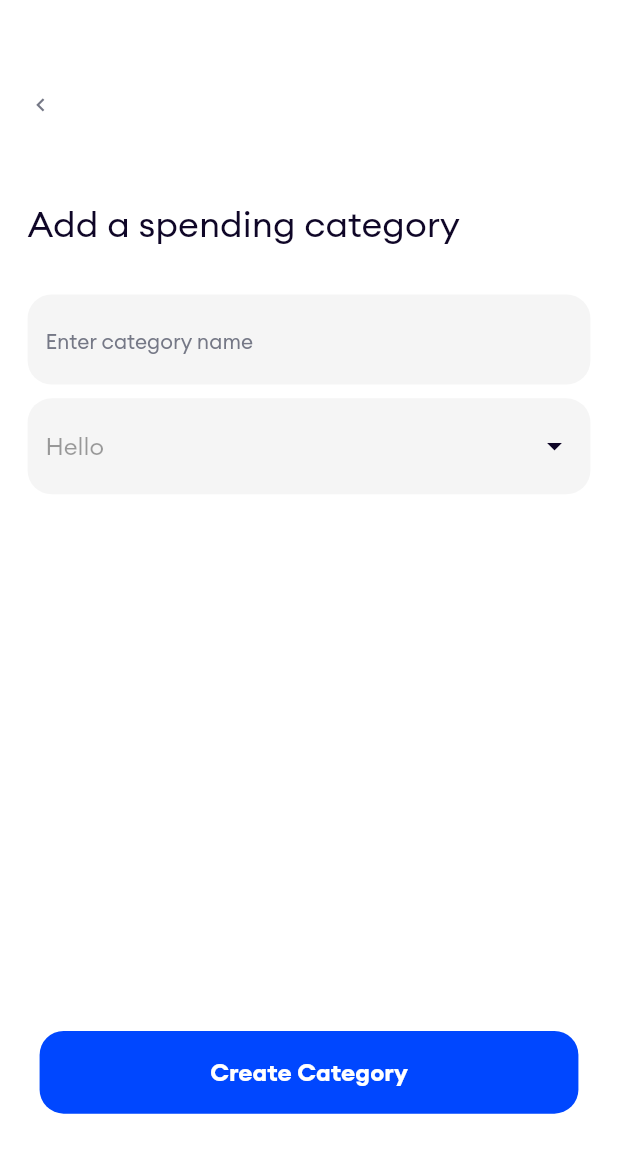
After one commit to Yczar/Xafe, a Flutter app: the CategoriesScreen screen opened directly, after a tap on the "add" icon, on a phone screen of 412 x 824 dp. The commit adds this screen. Shown: the top 1153 px of the screen. Run offline on Flutter 3.47's test engine with Material 2 defaults, Android fonts, the phone set to English and light mode, and no system bars; our stand-ins replace firebase_core, flutter_svg, stacked; accounts and stored records are empty; network calls fail; project files that could hold a hidden picture were left out.

Commit message:
Created the add spending category UI

```diff
--- /dev/null
+++ b/lib/app/categories/presentation/screens/add_spending_category_screen.dart
@@ -0,0 +1,74 @@
+import 'package:flutter/material.dart';
+import 'package:xafe/src/res/components/buttons/src/xafe_button.dart';
+import 'package:xafe/src/res/res.dart';
+import 'package:xafe/src/utils/navigation/navigation.dart';
+import 'package:xafe/src/utils/scaler/scaler.dart';
+
+class AddSpendingCategoryScreen extends StatefulWidget {
+  @override
+  _AddSpendingCategoryScreenState createState() =>
+      _AddSpendingCategoryScreenState();
+}
+
+class _AddSpendingCategoryScreenState extends State<AddSpendingCategoryScreen> {
+  @override
+  Widget build(BuildContext context) {
+    return Scaffold(
+      resizeToAvoidBottomInset: true,
+      body: Padding(
+        padding: context.insetsSymetric(
+          horizontal: 20.0,
+        ),
+        child: Column(
+          crossAxisAlignment: CrossAxisAlignment.start,
+          children: [
+            const YMargin(66.45),
+            InkWell(
+              onTap: (){
+                popView(context);
+              },
+              child: Icon(
+                Icons.chevron_left,
+                color: kColorBlackish,
+                size: context.scaleY(19),
+              ),
+            ),
+            const YMargin(60.45),
+            const Text(
+              '‍Add a spending category',
+              style: TextStyle(
+                fontWeight: FontWeight.w400,
+                fontSize: 24,
+                color: kColorAppBlack,
+              ),
+            ),
+            const YMargin(35),
+            TextFormField(
+              decoration:
+                  const InputDecoration(hintText: 'Enter category name'),
+            ),
+            const YMargin(10),
+            DropdownButtonFormField(
+              iconEnabledColor: kColorAppBlack,
+              iconDisabledColor: kColorAppBlack,
+              items: [
+                const DropdownMenuItem(
+                  child: Text('Hello'),
+                ),
+              ],
+              decoration: const InputDecoration(
+                hintText: 'Choose category emoji',
+              ),
+            ),
+            const Spacer(),
+            XafeButton(
+              onPressed: () {},
+              text: 'Create Category',
+            ),
+            const YMargin(80),
+          ],
+        ),
+      ),
+    );
+  }
+}
--- a/lib/app/categories/presentation/screens/categories_screen.dart
+++ b/lib/app/categories/presentation/screens/categories_screen.dart
@@ -1,5 +1,7 @@
 import 'package:flutter/material.dart';
+import 'package:xafe/app/categories/presentation/screens/add_spending_category_screen.dart';
 import 'package:xafe/src/res/res.dart';
+import 'package:xafe/src/utils/navigation/navigation.dart';
 import 'package:xafe/src/utils/scaler/scaler.dart';
 
 class CategoriesScreen extends StatelessWidget {
@@ -24,13 +26,21 @@ class CategoriesScreen extends StatelessWidget {
                       color: kColorWhite,
                     ),
                   ),
-                  CircleAvatar(
+                  InkWell(
+                    onTap: () {
+                      navigate(
+                        context,
+                        AddSpendingCategoryScreen(),
+                      );
+                    },
+                    child: CircleAvatar(
                       backgroundColor: kColorWhite.withOpacity(0.12),
                       radius: context.scaleY(24),
                       child: Icon(
                         Icons.add,
                         size: context.scaleY(21),
                         color: kColorWhite,
+                      ),
                     ),
                   ),
                 ],
```
Lines whose indentation alone changed are shown as unchanged.
